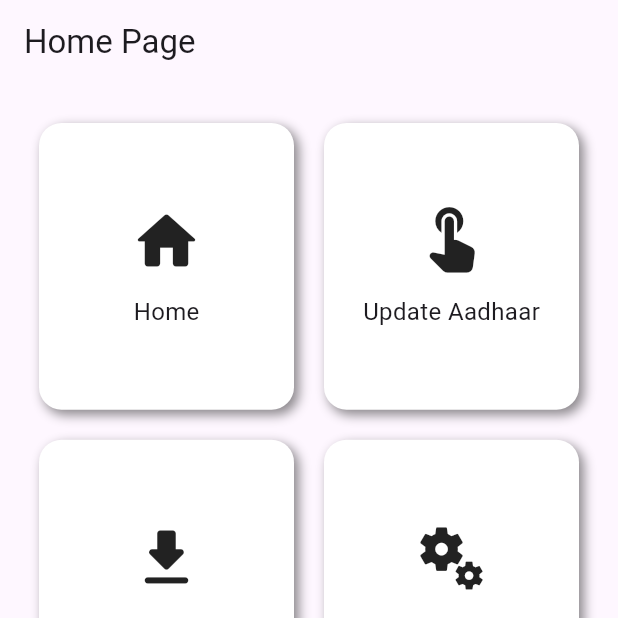
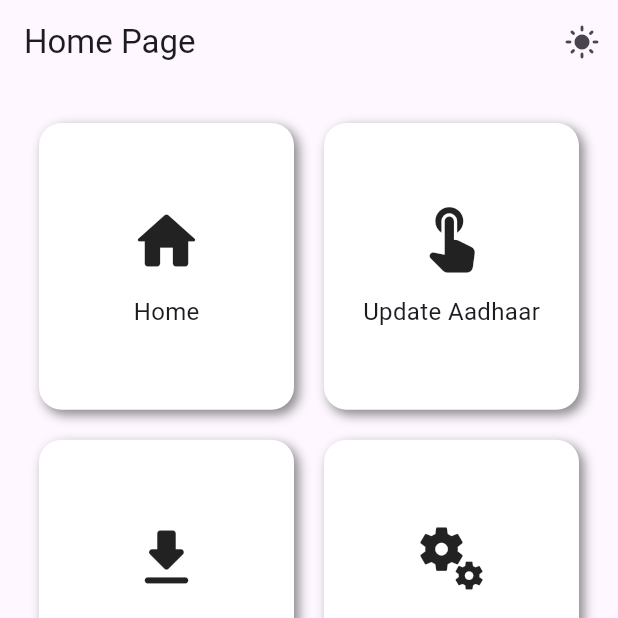
Before and after one commit to Daksh-Parekh/government_service_app, a Flutter app: the screen it shows after launch, on a phone screen of 412 x 824 dp, the top half of it. Run offline on Flutter 3.47's test engine with Material 3 defaults, Android fonts, the phone set to English and light mode, and no system bars; our stand-ins replace connectivity_plus, shared_preferences; missing offline and left inert: flutter_inappwebview.

Commit message:
ThemeChanges and perment stored

```diff
--- a/lib/main.dart
+++ b/lib/main.dart
@@ -1,29 +1,58 @@
+import 'dart:developer';
+
 import 'package:flutter/material.dart';
 import 'package:government_service_app/screens/home_screen/provider/home_provider.dart';
 import 'package:government_service_app/screens/home_screen/views/home_page.dart';
 import 'package:government_service_app/screens/web_view_page/views/web_view.dart';
+import 'package:government_service_app/utils/helper/shr_helper.dart';
 import 'package:provider/provider.dart';
 
 void main() {
   runApp(MyApp());
 }
 
-class MyApp extends StatelessWidget {
+class MyApp extends StatefulWidget {
   const MyApp({super.key});
+
+  @override
+  State<MyApp> createState() => _MyAppState();
+}
+
+class _MyAppState extends State<MyApp> {
+  // bool? isTheme = false;
+  // @override
+  // void initState() {
+  //   ShrHelper helps = ShrHelper();
+  //   helps.getTheme().then(
+  //     (value) {
+  //       isTheme = value;
+  //       log('$isTheme');
+  //     },
+  //   );
+  //   // TODO: implement initState
+  //   super.initState();
+  // }
 
   @override
   Widget build(BuildContext context) {
     return MultiProvider(
       providers: [
         ChangeNotifierProvider.value(
-          value: HomeProvider(),
+          value: HomeProvider()..getThemes(),
         ),
       ],
-      child: MaterialApp(
-        debugShowCheckedModeBanner: false,
-        routes: {
-          '/': (context) => HomePage(),
-          '/web_view': (context) => WebView(),
+      child: Consumer<HomeProvider>(
+        builder: (context, value, child) {
+          return MaterialApp(
+            debugShowCheckedModeBanner: false,
+            darkTheme: ThemeData.dark(),
+            themeMode: value.isTheme ? ThemeMode.dark : ThemeMode.light,
+            // : ThemeMode.light,
+            routes: {
+              '/': (context) => HomePage(),
+              '/web_view': (context) => WebView(),
+            },
+          );
         },
       ),
     );
--- a/lib/screens/home_screen/views/home_page.dart
+++ b/lib/screens/home_screen/views/home_page.dart
@@ -25,6 +25,24 @@ class _HomePageState extends State<HomePage> {
     return Scaffold(
       appBar: AppBar(
         title: Text("Home Page"),
+        actions: [
+          IconButton(
+            onPressed: () {
+              hRead.changeTheme();
+            },
+            icon: hWatch.isTheme
+                ? Icon(Icons.dark_mode_rounded)
+                : Icon(Icons.light_mode_rounded),
+            // icon: Icon(Icons.sunny),
+          ),
+          //By use of switch theme change
+          // Switch(
+          //   value: hWatch.isTheme,
+          //   onChanged: (value) {
+          //     hRead.changeTheme();
+          //   },
+          // )
+        ],
       ),
       body: Padding(
           padding: EdgeInsets.all(16),
--- a/pubspec.yaml
+++ b/pubspec.yaml
@@ -38,6 +38,7 @@ dependencies:
   provider: ^6.1.2
   connectivity_plus: ^6.1.0
   flutter_inappwebview: ^6.1.5
+  shared_preferences: ^2.3.3
 
 dev_dependencies:
   flutter_test:
```
Also changed, not shown: lib/screens/home_screen/provider/home_provider.dart (+21 -0 lines), lib/utils/helper/shr_helper.dart (added, +19 -0 lines), pubspec.lock, 1 other file.
